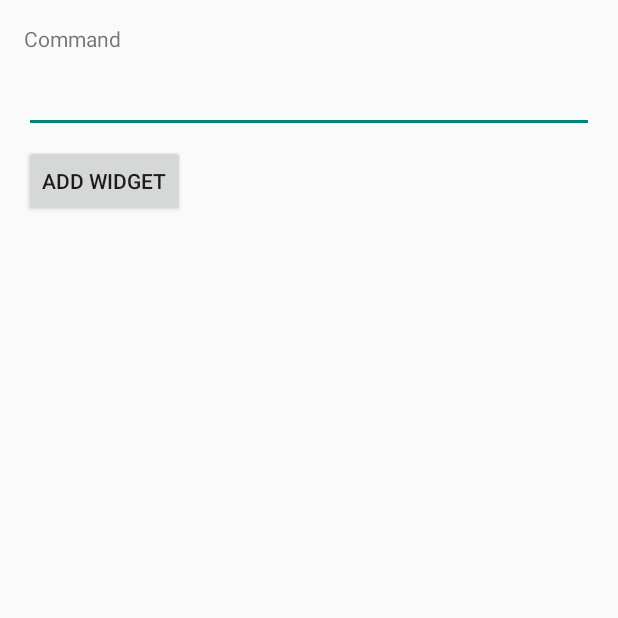
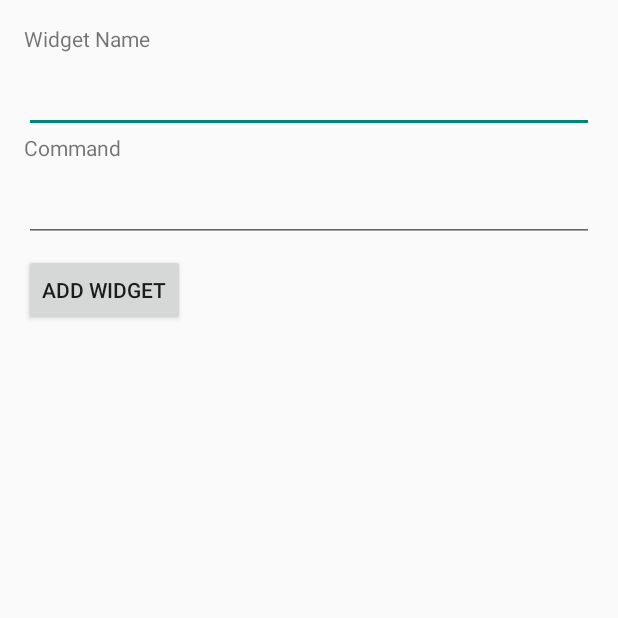
Before and after one commit to lit-illumination-technology/lit_android_app, an Android app: the ControlWidgetConfigureActivity screen opened directly, with no data from a screen before it, on a phone screen of 412 x 824 dp, the top half of it. Run offline under Robolectric (Android 15) with nearby library versions, the phone set to English and light mode, and no system bars; 1 statement that could not run was skipped.

Commit message:
Added new edit text and text view for name input.

```diff
--- a/mobile/src/main/res/layout/control_widget_configure.xml
+++ b/mobile/src/main/res/layout/control_widget_configure.xml
@@ -2,6 +2,13 @@
 <LinearLayout xmlns:android="http://schemas.android.com/apk/res/android"
     android:layout_width="match_parent" android:layout_height="wrap_content"
     android:orientation="vertical" android:padding="16dp">
+
+
+    <TextView android:layout_width="match_parent" android:layout_height="wrap_content"
+        android:text="@string/configure_widget_name" android:layout_marginBottom="8dp" />
+
+    <EditText android:id="@+id/appwidget_name" android:layout_width="match_parent"
+        android:layout_height="wrap_content" android:inputType="textCapWords" />
 
     <TextView android:layout_width="match_parent" android:layout_height="wrap_content"
         android:text="@string/configure_widget" android:layout_marginBottom="8dp" />
```
